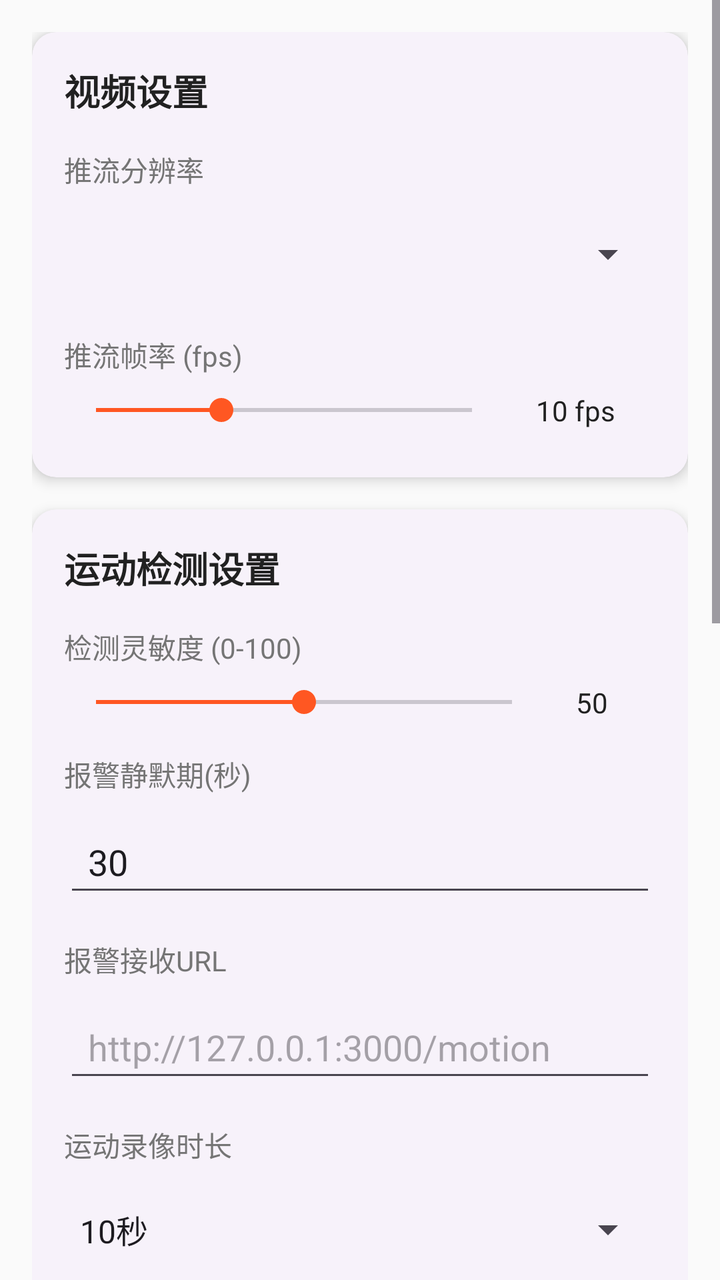
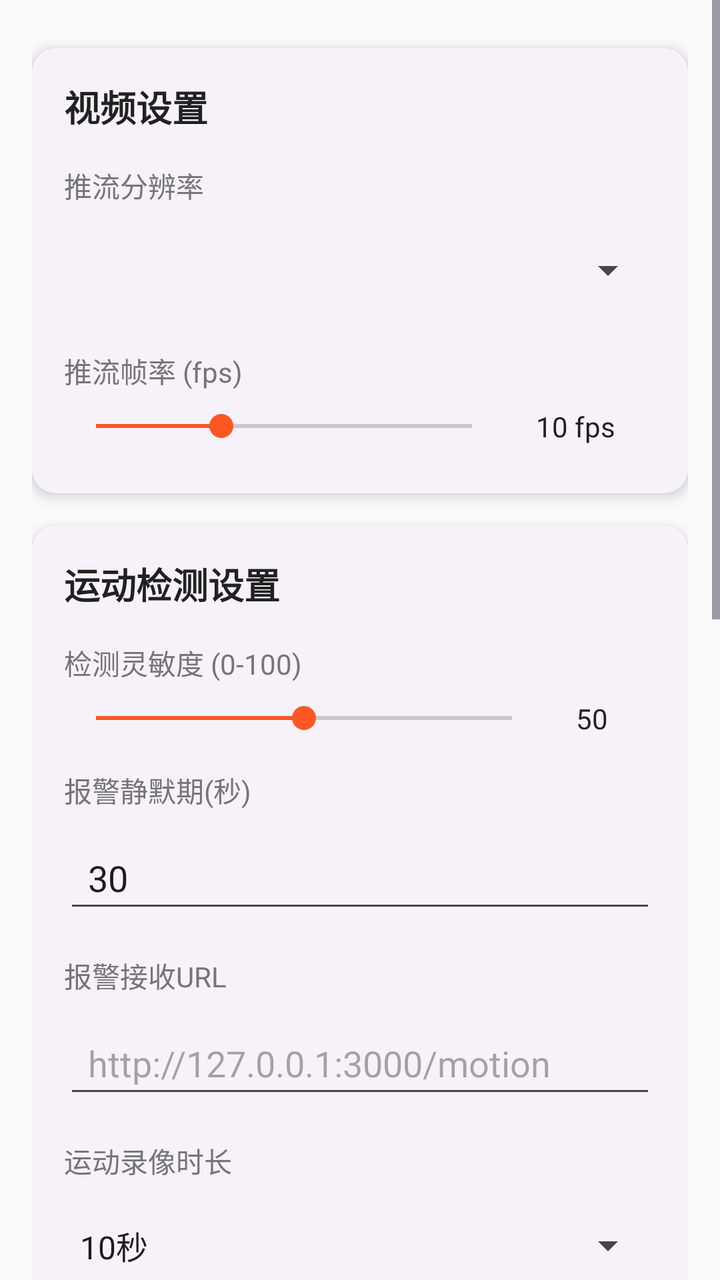

Compare the two renders of this Android layout. The source of the first and the diff that turns it into the second are given below.
<!-- AndroidManifest.xml: application theme Theme.SelfCamMonitor -->
<!-- res/layout/activity_settings.xml -->
<?xml version="1.0" encoding="utf-8"?>
<ScrollView xmlns:android="http://schemas.android.com/apk/res/android"
    android:layout_width="match_parent"
    android:layout_height="match_parent"
    xmlns:app="http://schemas.android.com/apk/res-auto"
    android:background="@color/background_light"
    android:fitsSystemWindows="true">

    <LinearLayout
        android:layout_width="match_parent"
        android:layout_height="wrap_content"
        android:orientation="vertical"
        android:padding="16dp">

        
        <androidx.cardview.widget.CardView
            android:layout_width="match_parent"
            android:layout_height="wrap_content"
            android:layout_marginBottom="16dp"
            app:cardCornerRadius="12dp"
            app:cardElevation="4dp"
            xmlns:app="http://schemas.android.com/apk/res-auto">

            <LinearLayout
                android:layout_width="match_parent"
                android:layout_height="wrap_content"
                android:orientation="vertical"
                android:padding="16dp">

                <TextView
                    android:layout_width="match_parent"
                    android:layout_height="wrap_content"
                    android:text="视频设置"
                    android:textSize="18sp"
                    android:textStyle="bold"
                    android:textColor="@color/text_primary"
                    android:layout_marginBottom="16dp" />

                
                <TextView
                    android:layout_width="match_parent"
                    android:layout_height="wrap_content"
                    android:text="推流分辨率"
                    android:textSize="14sp"
                    android:textColor="@color/text_secondary"
                    android:layout_marginBottom="8dp" />

                <Spinner
                    android:id="@+id/spinnerResolution"
                    android:layout_width="match_parent"
                    android:layout_height="wrap_content"
                    android:minHeight="48dp"
                    android:paddingVertical="8dp"
                    android:gravity="center_vertical"
                    android:layout_marginBottom="16dp" />

                
                <TextView
                    android:layout_width="match_parent"
                    android:layout_height="wrap_content"
                    android:text="推流帧率 (fps)"
                    android:textSize="14sp"
                    android:textColor="@color/text_secondary"
                    android:layout_marginBottom="8dp" />

                <LinearLayout
                    android:layout_width="match_parent"
                    android:layout_height="wrap_content"
                    android:orientation="horizontal"
                    android:gravity="center_vertical"
                    android:layout_marginBottom="8dp">

                    <SeekBar
                        android:id="@+id/seekBarFps"
                        android:layout_width="0dp"
                        android:layout_height="wrap_content"
                        android:layout_weight="1"
                        android:max="30"
                        android:progress="10"
                        android:layout_marginEnd="16dp" />

                    <TextView
                        android:id="@+id/tvFpsValue"
                        android:layout_width="60dp"
                        android:layout_height="wrap_content"
                        android:text="10 fps"
                        android:textSize="14sp"
                        android:textColor="@color/text_primary" />
                </LinearLayout>

            </LinearLayout>
        </androidx.cardview.widget.CardView>

        
        <androidx.cardview.widget.CardView
            android:layout_width="match_parent"
            android:layout_height="wrap_content"
            android:layout_marginBottom="16dp"
            app:cardCornerRadius="12dp"
            app:cardElevation="4dp">

            <LinearLayout
                android:layout_width="match_parent"
                android:layout_height="wrap_content"
                android:orientation="vertical"
                android:padding="16dp">

                <TextView
                    android:layout_width="match_parent"
                    android:layout_height="wrap_content"
                    android:text="运动检测设置"
                    android:textSize="18sp"
                    android:textStyle="bold"
                    android:textColor="@color/text_primary"
                    android:layout_marginBottom="16dp" />

                
                <TextView
                    android:layout_width="match_parent"
                    android:layout_height="wrap_content"
                    android:text="检测灵敏度 (0-100)"
                    android:textSize="14sp"
                    android:textColor="@color/text_secondary"
                    android:layout_marginBottom="8dp" />

                <LinearLayout
                    android:layout_width="match_parent"
                    android:layout_height="wrap_content"
                    android:orientation="horizontal"
                    android:gravity="center_vertical"
                    android:layout_marginBottom="16dp">

                    <SeekBar
                        android:id="@+id/seekBarSensitivity"
                        android:layout_width="0dp"
                        android:layout_height="wrap_content"
                        android:layout_weight="1"
                        android:max="100"
                        android:progress="50"
                        android:layout_marginEnd="16dp" />

                    <TextView
                        android:id="@+id/tvSensitivityValue"
                        android:layout_width="40dp"
                        android:layout_height="wrap_content"
                        android:text="50"
                        android:textSize="14sp"
                        android:textColor="@color/text_primary" />
                </LinearLayout>

                
                <TextView
                    android:layout_width="match_parent"
                    android:layout_height="wrap_content"
                    android:text="报警静默期(秒)"
                    android:textSize="14sp"
                    android:textColor="@color/text_secondary"
                    android:layout_marginBottom="8dp" />

                <EditText
                    android:id="@+id/etAlertQuiet"
                    android:layout_width="match_parent"
                    android:layout_height="wrap_content"
                    android:inputType="number"
                    android:minHeight="48dp"
                    android:gravity="center_vertical"
                    android:paddingStart="12dp"
                    android:text="30"
                    android:hint="30"
                    android:layout_marginBottom="16dp" />

                
                <TextView
                    android:layout_width="match_parent"
                    android:layout_height="wrap_content"
                    android:text="报警接收URL"
                    android:textSize="14sp"
                    android:textColor="@color/text_secondary"
                    android:layout_marginBottom="8dp" />

                <EditText
                    android:id="@+id/etAlertUrl"
                    android:layout_width="match_parent"
                    android:layout_height="wrap_content"
                    android:minHeight="48dp"
                    android:gravity="center_vertical"
                    android:paddingStart="12dp"
                    android:hint="http://127.0.0.1:3000/motion"
                    android:inputType="textUri" />

                
                <TextView
                    android:layout_width="match_parent"
                    android:layout_height="wrap_content"
                    android:text="运动录像时长"
                    android:textSize="14sp"
                    android:textColor="@color/text_secondary"
                    android:layout_marginTop="16dp"
                    android:layout_marginBottom="8dp" />

                <Spinner
                    android:id="@+id/spinner_motion_duration"
                    android:layout_width="match_parent"
                    android:layout_height="wrap_content"
                    android:entries="@array/motion_duration_labels"
                    android:minHeight="48dp"
                    android:paddingVertical="8dp"
                    android:gravity="center_vertical"
                    android:layout_marginBottom="16dp" />

                
                <TextView
                    android:layout_width="match_parent"
                    android:layout_height="wrap_content"
                    android:text="连续录像分段时长"
                    android:textSize="14sp"
                    android:textColor="@color/text_secondary"
                    android:layout_marginBottom="8dp" />

                <Spinner
                    android:id="@+id/spinner_continuous_duration"
                    android:layout_width="match_parent"
                    android:layout_height="wrap_content"
                    android:minHeight="48dp"
                    android:paddingVertical="8dp"
                    android:gravity="center_vertical"
                    android:entries="@array/continuous_duration_labels" />
            </LinearLayout>
        </androidx.cardview.widget.CardView>

        
        <androidx.cardview.widget.CardView
            android:layout_width="match_parent"
            android:layout_height="wrap_content"
            android:layout_marginBottom="16dp"
            app:cardCornerRadius="12dp"
            app:cardElevation="4dp">

            <LinearLayout
                android:layout_width="match_parent"
                android:layout_height="wrap_content"
                android:orientation="vertical"
                android:padding="16dp">

                <TextView
                    android:layout_width="match_parent"
                    android:layout_height="wrap_content"
                    android:text="系统设置"
                    android:textSize="18sp"
                    android:textStyle="bold"
                    android:textColor="@color/text_primary"
                    android:layout_marginBottom="16dp" />

                
                <LinearLayout
                    android:layout_width="match_parent"
                    android:layout_height="wrap_content"
                    android:orientation="horizontal"
                    android:gravity="center_vertical"
                    android:layout_marginBottom="16dp">

                    <LinearLayout
                        android:layout_width="0dp"
                        android:layout_height="wrap_content"
                        android:layout_weight="1"
                        android:orientation="vertical">

                        <TextView
                            android:layout_width="wrap_content"
                            android:layout_height="wrap_content"
                            android:text="开机自启"
                            android:textSize="16sp"
                            android:textColor="@color/text_primary" />

                        <TextView
                            android:layout_width="wrap_content"
                            android:layout_height="wrap_content"
                            android:text="开机时自动启动监控服务"
                            android:textSize="12sp"
                            android:textColor="@color/text_secondary" />
                    </LinearLayout>

                    <com.google.android.material.switchmaterial.SwitchMaterial
                        android:id="@+id/switchBootStart"
                        android:layout_width="wrap_content"
                        android:layout_height="wrap_content"
                        app:thumbTint="@color/thumb_tint"
                        app:trackTint="@color/track_tint" />
                </LinearLayout>

                
                <TextView
                    android:layout_width="match_parent"
                    android:layout_height="wrap_content"
                    android:text="监控时间限制"
                    android:textSize="14sp"
                    android:textColor="@color/text_secondary"
                    android:layout_marginBottom="8dp" />

                <LinearLayout
                    android:layout_width="match_parent"
                    android:layout_height="wrap_content"
                    android:orientation="horizontal"
                    android:gravity="center_vertical">

                    <TextView
                        android:layout_width="wrap_content"
                        android:layout_height="wrap_content"
                        android:text="开始"
                        android:textSize="14sp"
                        android:textColor="@color/text_secondary"
                        android:layout_marginEnd="8dp" />

                    <EditText
                        android:id="@+id/etStartTime"
                        android:layout_width="0dp"
                        android:layout_height="wrap_content"
                        android:layout_weight="1"
                        android:minHeight="48dp"
                        android:gravity="center_vertical"
                        android:paddingStart="12dp"
                        android:hint="00:00"
                        android:inputType="time"
                        android:layout_marginEnd="16dp" />

                    <TextView
                        android:layout_width="wrap_content"
                        android:layout_height="wrap_content"
                        android:text="结束"
                        android:textSize="14sp"
                        android:textColor="@color/text_secondary"
                        android:layout_marginEnd="8dp" />

                    <EditText
                        android:id="@+id/etEndTime"
                        android:layout_width="0dp"
                        android:layout_height="wrap_content"
                        android:layout_weight="1"
                        android:minHeight="48dp"
                        android:gravity="center_vertical"
                        android:paddingStart="12dp"
                        android:hint="23:59"
                        android:inputType="time" />
                </LinearLayout>

            </LinearLayout>
        </androidx.cardview.widget.CardView>

        
        <androidx.cardview.widget.CardView
            android:layout_width="match_parent"
            android:layout_height="wrap_content"
            android:layout_marginBottom="24dp"
            app:cardCornerRadius="12dp"
            app:cardElevation="4dp">

            <LinearLayout
                android:layout_width="match_parent"
                android:layout_height="wrap_content"
                android:orientation="vertical"
                android:padding="16dp">

                <TextView
                    android:layout_width="match_parent"
                    android:layout_height="wrap_content"
                    android:text="安全设置"
                    android:textSize="18sp"
                    android:textStyle="bold"
                    android:textColor="@color/text_primary"
                    android:layout_marginBottom="16dp" />

                
                <TextView
                    android:layout_width="match_parent"
                    android:layout_height="wrap_content"
                    android:text="HTTP认证用户名"
                    android:textSize="14sp"
                    android:textColor="@color/text_secondary"
                    android:layout_marginBottom="8dp" />

                <EditText
                    android:id="@+id/etUsername"
                    android:layout_width="match_parent"
                    android:layout_height="wrap_content"
                    android:hint="admin"
                    android:inputType="text"
                    android:layout_marginBottom="16dp" />

                
                <TextView
                    android:layout_width="match_parent"
                    android:layout_height="wrap_content"
                    android:text="HTTP认证密码"
                    android:textSize="14sp"
                    android:textColor="@color/text_secondary"
                    android:layout_marginBottom="8dp" />

                <EditText
                    android:id="@+id/etPassword"
                    android:layout_width="match_parent"
                    android:layout_height="wrap_content"
                    android:hint="输入密码"
                    android:inputType="textPassword" />

            </LinearLayout>
        </androidx.cardview.widget.CardView>

        
        <LinearLayout
            android:layout_width="match_parent"
            android:layout_height="wrap_content"
            android:orientation="horizontal">

            <Button
                android:id="@+id/btnCancel"
                android:layout_width="0dp"
                android:layout_height="wrap_content"
                android:layout_weight="1"
                android:text="取消"
                android:textSize="16sp"
                android:layout_marginEnd="8dp" />

            <Button
                android:id="@+id/btnSave"
                android:layout_width="0dp"
                android:layout_height="wrap_content"
                android:layout_weight="1"
                android:text="保存设置"
                android:textSize="16sp"
                android:backgroundTint="@color/primary"
                android:layout_marginStart="8dp" />
        </LinearLayout>

    </LinearLayout>
</ScrollView>
<!-- resources referenced by this layout -->
<resources>
  <string-array name="continuous_duration_labels">
          <item>1分钟</item>
          <item>5分钟</item>
          <item>10分钟</item>
          <item>30分钟</item>
          <item>1小时</item>
      </string-array>
  <string-array name="motion_duration_labels">
          <item>10秒</item>
          <item>30秒</item>
          <item>1分钟</item>
          <item>3分钟</item>
          <item>5分钟</item>
      </string-array>
  <color name="background_light">#FAFAFA</color>
  <color name="primary">#2196F3</color>
  <color name="text_primary">#212121</color>
  <color name="text_secondary">#757575</color>
  <style name="Theme.SelfCamMonitor" parent="Base.Theme.SelfCamMonitor" />
  <style name="Base.Theme.SelfCamMonitor" parent="Theme.Material3.DayNight.NoActionBar">
          
          <item name="colorPrimary">@color/primary</item>
          <item name="colorOnPrimary">@color/white</item>
          <item name="colorPrimaryContainer">@color/primary_light</item>
          <item name="colorOnPrimaryContainer">@color/primary_dark</item>
  
          
          <item name="colorSecondary">@color/accent</item>
          <item name="colorOnSecondary">@color/white</item>
  
          
          <item name="android:colorBackground">@color/background_light</item>
          <item name="colorSurface">@color/surface</item>
          <item name="colorOnSurface">@color/text_primary</item>
  
          
          <item name="android:statusBarColor">@color/primary_dark</item>
          <item name="android:windowLightStatusBar">false</item>
          <item name="android:fitsSystemWindows">true</item>
  
          
          <item name="android:navigationBarColor">@color/primary_dark</item>
  
          
          <item name="cardViewStyle">@style/Widget.SelfCamMonitor.CardView</item>
      </style>
  <color name="white">#FFFFFFFF</color>
  <color name="primary_light">#BBDEFB</color>
  <color name="primary_dark">#1976D2</color>
  <color name="accent">#FF5722</color>
  <color name="surface">#FFFFFF</color>
  <style name="Widget.SelfCamMonitor.CardView" parent="Widget.Material3.CardView.Elevated">
          <item name="cardCornerRadius">12dp</item>
          <item name="cardElevation">4dp</item>
          <item name="strokeWidth">0dp</item>
      </style>
</resources>

<!-- the commit's change to res/layout/activity_settings.xml (unified diff, before → after) -->
@@ -18,8 +18,8 @@
             android:layout_height="wrap_content"
             android:layout_marginBottom="16dp"
             app:cardCornerRadius="12dp"
-            app:cardElevation="4dp"
-            xmlns:app="http://schemas.android.com/apk/res-auto">
+            android:layout_marginTop="8dp"
+            app:cardElevation="4dp">
 
             <LinearLayout
                 android:layout_width="match_parent"
